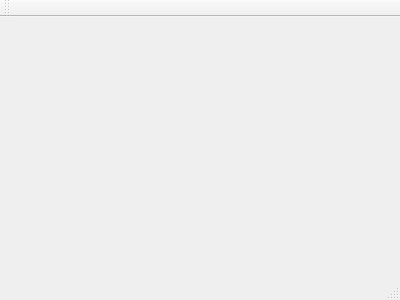
Above: IPlant/mainwindow.ui from duchometson/Modelagem_Software before the change. Below: the same form after it.
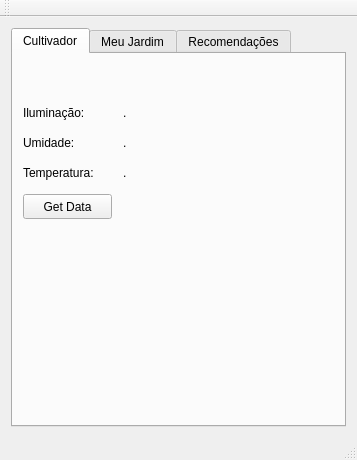
That is the form after the change. Icons and pictures are not drawn.

```diff
--- a/IPlant/mainwindow.ui
+++ b/IPlant/mainwindow.ui
@@ -1,24 +1,239 @@
 <ui version="4.0">
  <class>MainWindow</class>
- <widget class="QMainWindow" name="MainWindow" >
-  <property name="geometry" >
+ <widget class="QMainWindow" name="MainWindow">
+  <property name="geometry">
    <rect>
     <x>0</x>
     <y>0</y>
-    <width>400</width>
-    <height>300</height>
+    <width>357</width>
+    <height>460</height>
    </rect>
   </property>
   <property name="windowTitle" >
    <string>MainWindow</string>
   </property>
-  <widget class="QMenuBar" name="menuBar" />
-  <widget class="QToolBar" name="mainToolBar" />
-  <widget class="QWidget" name="centralWidget" />
-  <widget class="QStatusBar" name="statusBar" />
+  <widget class="QWidget" name="centralWidget">
+   <layout class="QGridLayout" name="gridLayout">
+    <item row="0" column="1">
+     <widget class="QTabWidget" name="tabWidget">
+      <property name="currentIndex">
+       <number>0</number>
+      </property>
+      <widget class="QWidget" name="tab_3">
+       <attribute name="title">
+        <string>Cultivador</string>
+       </attribute>
+       <widget class="QLabel" name="label_5">
+        <property name="geometry">
+         <rect>
+          <x>10</x>
+          <y>50</y>
+          <width>101</width>
+          <height>17</height>
+         </rect>
+        </property>
+        <property name="text">
+         <string>Iluminação:</string>
+        </property>
+       </widget>
+       <widget class="QLabel" name="iluminacaoLabel">
+        <property name="geometry">
+         <rect>
+          <x>110</x>
+          <y>50</y>
+          <width>67</width>
+          <height>17</height>
+         </rect>
+        </property>
+        <property name="text">
+         <string>.</string>
+        </property>
+       </widget>
+       <widget class="QLabel" name="label_7">
+        <property name="geometry">
+         <rect>
+          <x>10</x>
+          <y>80</y>
+          <width>101</width>
+          <height>17</height>
+         </rect>
+        </property>
+        <property name="text">
+         <string>Umidade:</string>
+        </property>
+       </widget>
+       <widget class="QLabel" name="umidadeLabel">
+        <property name="geometry">
+         <rect>
+          <x>110</x>
+          <y>80</y>
+          <width>67</width>
+          <height>17</height>
+         </rect>
+        </property>
+        <property name="text">
+         <string>.</string>
+        </property>
+       </widget>
+       <widget class="QLabel" name="label_8">
+        <property name="geometry">
+         <rect>
+          <x>10</x>
+          <y>110</y>
+          <width>101</width>
+          <height>17</height>
+         </rect>
+        </property>
+        <property name="text">
+         <string>Temperatura:</string>
+        </property>
+       </widget>
+       <widget class="QLabel" name="temperaturaLabel">
+        <property name="geometry">
+         <rect>
+          <x>110</x>
+          <y>110</y>
+          <width>67</width>
+          <height>17</height>
+         </rect>
+        </property>
+        <property name="text">
+         <string>.</string>
+        </property>
+       </widget>
+       <widget class="QPushButton" name="pushButton_2">
+        <property name="geometry">
+         <rect>
+          <x>10</x>
+          <y>140</y>
+          <width>89</width>
+          <height>25</height>
+         </rect>
+        </property>
+        <property name="text">
+         <string>Get Data</string>
+        </property>
+       </widget>
+      </widget>
+      <widget class="QWidget" name="tab">
+       <attribute name="title">
+        <string>Meu Jardim</string>
+       </attribute>
+       <widget class="QGroupBox" name="groupBox">
+        <property name="geometry">
+         <rect>
+          <x>10</x>
+          <y>10</y>
+          <width>301</width>
+          <height>101</height>
+         </rect>
+        </property>
+        <property name="title">
+         <string>Cenoura</string>
+        </property>
+        <widget class="QLabel" name="label">
+         <property name="geometry">
+          <rect>
+           <x>0</x>
+           <y>10</y>
+           <width>91</width>
+           <height>91</height>
+          </rect>
+         </property>
+         <property name="text">
+          <string/>
+         </property>
+         <property name="pixmap">
+          <pixmap>../../../Downloads/cenoura.png</pixmap>
+         </property>
+         <property name="scaledContents">
+          <bool>true</bool>
+         </property>
+        </widget>
+        <widget class="QLabel" name="label_2">
+         <property name="geometry">
+          <rect>
+           <x>110</x>
+           <y>30</y>
+           <width>161</width>
+           <height>17</height>
+          </rect>
+         </property>
+         <property name="text">
+          <string>Colheita em: 3 Dias</string>
+         </property>
+        </widget>
+        <widget class="QLabel" name="label_3">
+         <property name="geometry">
+          <rect>
+           <x>110</x>
+           <y>50</y>
+           <width>161</width>
+           <height>17</height>
+          </rect>
+         </property>
+         <property name="text">
+          <string>Ultima regada: 18 Horas</string>
+         </property>
+        </widget>
+        <widget class="QLabel" name="label_4">
+         <property name="geometry">
+          <rect>
+           <x>110</x>
+           <y>70</y>
+           <width>161</width>
+           <height>17</height>
+          </rect>
+         </property>
+         <property name="text">
+          <string>Ultima regada: 18 Horas</string>
+         </property>
+        </widget>
+       </widget>
+       <widget class="QPushButton" name="pushButton">
+        <property name="geometry">
+         <rect>
+          <x>230</x>
+          <y>300</y>
+          <width>89</width>
+          <height>25</height>
+         </rect>
+        </property>
+        <property name="text">
+         <string>Adicionar</string>
+        </property>
+       </widget>
+      </widget>
+      <widget class="QWidget" name="tab_2">
+       <attribute name="title">
+        <string>Recomendações</string>
+       </attribute>
+      </widget>
+     </widget>
+    </item>
+   </layout>
+  </widget>
+  <widget class="QMenuBar" name="menuBar">
+   <property name="geometry">
+    <rect>
+     <x>0</x>
+     <y>0</y>
+     <width>357</width>
+     <height>22</height>
+    </rect>
+   </property>
+  </widget>
+  <widget class="QToolBar" name="mainToolBar">
+   <attribute name="toolBarArea">
+    <enum>TopToolBarArea</enum>
+   </attribute>
+   <attribute name="toolBarBreak">
+    <bool>false</bool>
+   </attribute>
+  </widget>
+  <widget class="QStatusBar" name="statusBar"/>
  </widget>
- <layoutDefault spacing="6" margin="11" />
- <pixmapfunction></pixmapfunction>
+ <layoutdefault spacing="6" margin="11"/>
  <resources/>
  <connections/>
 </ui>
```
Left out of the diff: 3 changed lines with no effect on the pictures.
